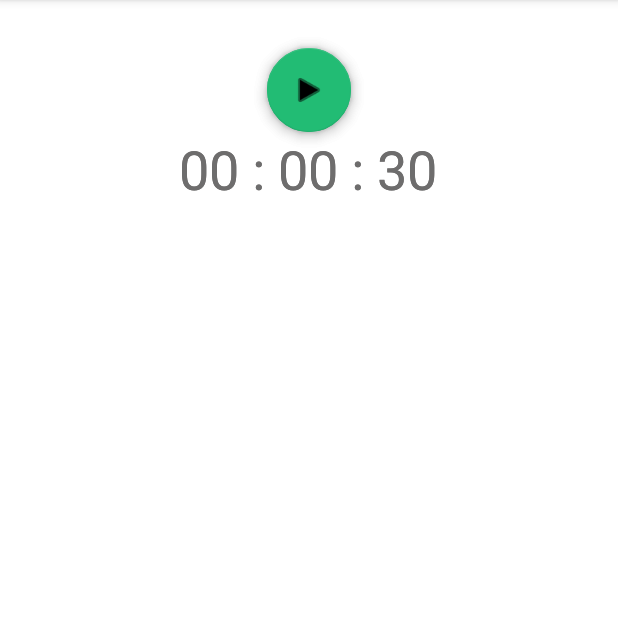
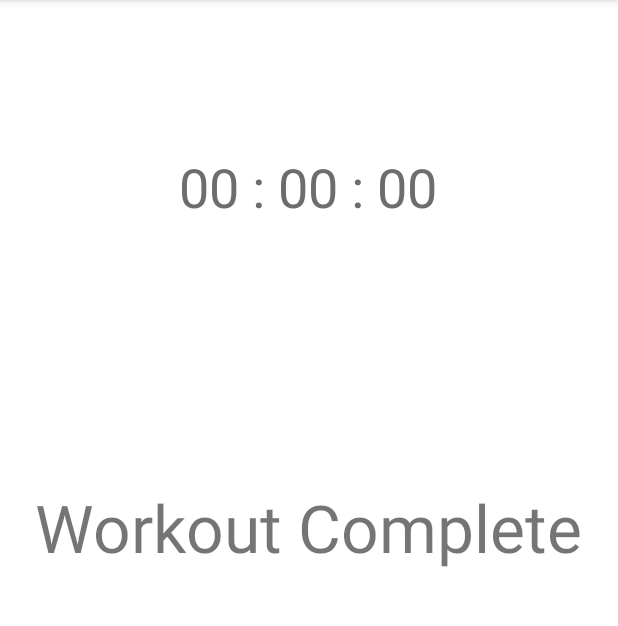
Before and after one commit to adamkohler/BIT371Midterm, an Android app: the TimerFragment screen opened directly, with no data from a screen before it, on a phone screen of 412 x 824 dp, the part 84-710 px from its top. Run offline under Robolectric (Android 15) with nearby library versions, the phone set to English and light mode, and no system bars; 1 statement that could not run was skipped.

Commit message:
seconds pass and one timer countdown works

```diff
--- a/app/src/main/java/com/example/adamworkouttimer/TimerFragment.java
+++ b/app/src/main/java/com/example/adamworkouttimer/TimerFragment.java
@@ -21,6 +21,7 @@ public class TimerFragment extends Fragment {
 
     private int seconds;
     private TextView tv;
+    private TextView tv2;
     private boolean paused = true;
     private FloatingActionButton fab;
     private Drawable PLAY;
@@ -40,7 +41,10 @@ public class TimerFragment extends Fragment {
     @Override
     public void onViewCreated(@NonNull View view, @Nullable Bundle savedInstanceState) {
         super.onViewCreated(view, savedInstanceState);
+        seconds = getArguments().getInt("time");
+        //Log.i("INFO", "Seconds from onViewCreated are " + seconds);
         tv = view.findViewById(R.id.time_text);
+        tv2 = view.findViewById(R.id.textView2);
         fab = view.findViewById(R.id.play_pause_fab);
         fab.setOnClickListener(new View.OnClickListener() {
             @Override
@@ -51,11 +55,6 @@ public class TimerFragment extends Fragment {
         });
         PLAY = getResources().getDrawable(android.R.drawable.ic_media_pause);
         PAUSE = getResources().getDrawable(android.R.drawable.ic_media_play);
-        //I hard coded seconds to equal 30 since I was still not able to figure out why the app was not passing around the
-            // variable correctly.  TimerFragment below would get the correct number of seconds from the button pushed but I am stuck
-            // on what to do next.
-        //seconds = getArguments().getInt("time");
-        seconds = 30;
         if (savedInstanceState != null) {
             paused = savedInstanceState.getBoolean("paused");
             seconds = savedInstanceState.getInt("seconds");
@@ -92,6 +91,7 @@ public class TimerFragment extends Fragment {
                 if (!paused)
                     seconds--;
                 if (seconds == 0) {
+                    tv2.setText("Workout Complete");
                     paused = true;
                     fab.hide();
                 }
--- a/app/src/main/java/com/example/adamworkouttimer/WorkoutActivity.java
+++ b/app/src/main/java/com/example/adamworkouttimer/WorkoutActivity.java
@@ -24,70 +24,15 @@ public class WorkoutActivity extends AppCompatActivity {
     @Override
     protected void onCreate(Bundle savedInstanceState) {
         super.onCreate(savedInstanceState);
-        //When I try to comment out the line below the app crashes with this warning.
-        //java.lang.IllegalArgumentException: No view found for id 0x7f08007f (com.example.adamworkouttimer:id/fragment_container)
-        // for fragment TimerFragment{d7b689c (3c6f6323-471f-45d4-9f93-ff5271f60401) id=0x7f08007f}
-        // I tried other things to only load 1 timer but have not gotten it to work yet.
         setContentView(R.layout.activity_workout);
 
         seconds = getIntent().getExtras().getInt("seconds");
-        Log.i("INFO", "Seconds in Act2 before passing to fragment are " + seconds);
+        Log.i("INFO", "Seconds in Activity2 before passing to fragment are " + seconds);
         if (savedInstanceState == null) {
             getSupportFragmentManager()
                     .beginTransaction()
                     .add(R.id.fragment_container, TimerFragment.newInstance(seconds))
                     .commit();
         }
-        //Kept some of my original code that I was able to get working perfectly before I switched the logic over to the TimerFragment.
-        /*tv = findViewById(R.id.time_text);
-        fab = findViewById(R.id.play_pause_fab);
-        PLAY = getResources().getDrawable(android.R.drawable.ic_media_pause);
-        PAUSE = getResources().getDrawable(android.R.drawable.ic_media_play);
-        if (savedInstanceState != null) {
-            paused = savedInstanceState.getBoolean("paused");
-            seconds = savedInstanceState.getInt("seconds");
-            setIcon();
-        }
-        runTimer();*/
     }
-
-    /*private void setIcon() {
-        Drawable icon = paused ? PAUSE : PLAY;
-        fab.setImageDrawable(icon);
-    }*/
-
-    /*@Override
-    protected void onSaveInstanceState(@NonNull Bundle outState) {
-        super.onSaveInstanceState(outState);
-        outState.putInt("seconds", seconds);
-        outState.putBoolean("paused", paused);
-    }*/
-
-    /*public void startTimer(View view) {
-        paused = !paused;
-        setIcon();
-    }*/
-
-    /*public void runTimer() {
-        final Handler handler = new Handler(getMainLooper());
-        handler.post(new Runnable() {
-            @Override
-            public void run() {
-                Log.i("INFO", "Seconds down in the run timer method is " + seconds);
-                int sec = seconds % 60;
-                int min = (seconds % 3600) / 60;
-                int hour = seconds / 3600;
-                Log.i("INFO", "Seconds is " + seconds);
-                tv.setText(String.format("%02d : %02d : %02d", hour, min, sec));
-                if (!paused)
-                    seconds--;
-                if (seconds == 0) {
-                    paused = true;
-                    setIcon();
-                    fab.hide();
-                }
-                handler.postDelayed(this, 1000);
-            }
-        });
-    }*/
 }
--- a/app/src/main/res/layout/activity_workout.xml
+++ b/app/src/main/res/layout/activity_workout.xml
@@ -1,16 +1,8 @@
 <?xml version="1.0" encoding="utf-8"?>
-<androidx.constraintlayout.widget.ConstraintLayout xmlns:android="http://schemas.android.com/apk/res/android"
-    xmlns:app="http://schemas.android.com/apk/res-auto"
-    xmlns:tools="http://schemas.android.com/tools"
+
+<FrameLayout android:id="@+id/fragment_container"
     android:layout_width="match_parent"
     android:layout_height="match_parent"
-    tools:context=".WorkoutActivity">
+    xmlns:android="http://schemas.android.com/apk/res/android">
 
-    <fragment
-        android:id="@+id/fragment_container"
-        android:name="com.example.adamworkouttimer.TimerFragment"
-        android:layout_width="match_parent"
-        android:layout_height="wrap_content"
-        app:layout_constraintStart_toStartOf="parent"
-        app:layout_constraintTop_toTopOf="parent" />
-</androidx.constraintlayout.widget.ConstraintLayout>
+</FrameLayout>
--- a/app/src/main/res/layout/fragment_timer.xml
+++ b/app/src/main/res/layout/fragment_timer.xml
@@ -2,6 +2,7 @@
 <androidx.constraintlayout.widget.ConstraintLayout xmlns:android="http://schemas.android.com/apk/res/android"
     xmlns:app="http://schemas.android.com/apk/res-auto"
     xmlns:tools="http://schemas.android.com/tools"
+    android:id="@+id/fragment_timer_layout"
     android:layout_width="match_parent"
     android:layout_height="match_parent"
     tools:context=".TimerFragment">
@@ -36,5 +37,18 @@
         app:srcCompat="@android:drawable/ic_media_play"
         tools:ignore="OnClick" />
 
+    <TextView
+        android:id="@+id/textView2"
+        android:layout_width="wrap_content"
+        android:layout_height="wrap_content"
+        android:layout_marginTop="173dp"
+        android:textSize="44sp"
+        app:layout_constraintBottom_toBottomOf="parent"
+        app:layout_constraintEnd_toEndOf="parent"
+        app:layout_constraintHorizontal_bias="0.498"
+        app:layout_constraintStart_toStartOf="parent"
+        app:layout_constraintTop_toBottomOf="@+id/time_text"
+        app:layout_constraintVertical_bias="0.0" />
+
 
 </androidx.constraintlayout.widget.ConstraintLayout>
```
